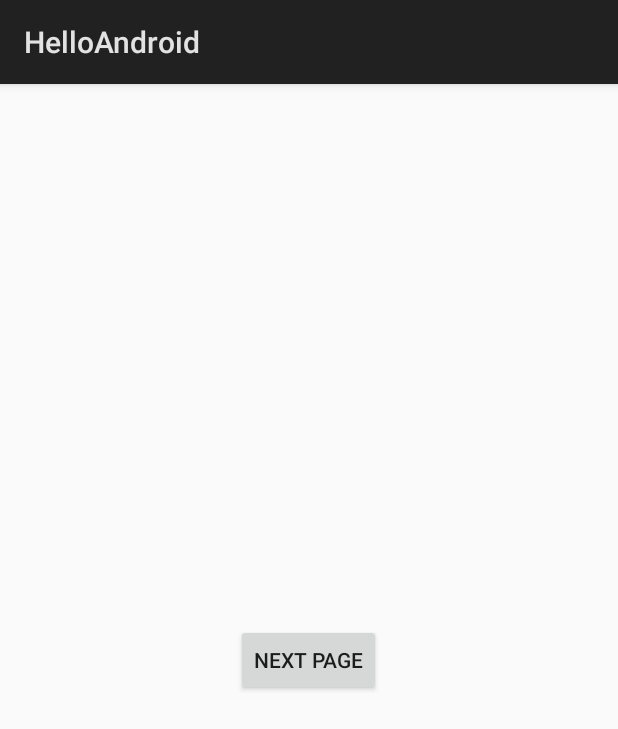
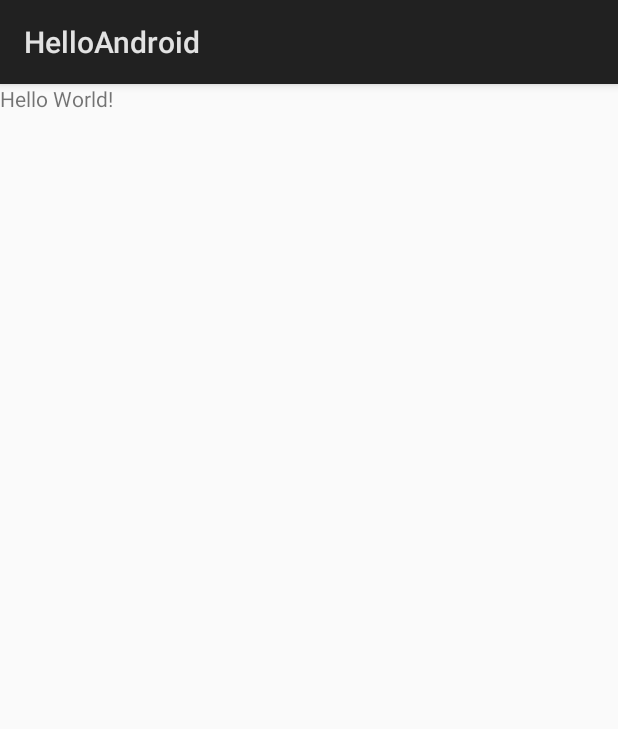
Before and after one commit to KalaiselvanSivakumar/Tutorial-Codes, an Android app: the screen it shows after launch (MainActivity before the commit, SecondActivity after it), after a tap on "NEXT PAGE", on a phone screen of 412 x 824 dp. Shown: the top 729 px of the screen. Run offline under Robolectric (Android 15) with nearby library versions, the phone set to English and light mode, and no system bars.

Commit message:
Transition from one Activity to another Activity

```diff
--- a/Applications/Android/HelloAndroid/app/src/main/java/com/blueflame/example/helloandroid/MainActivity.java
+++ b/Applications/Android/HelloAndroid/app/src/main/java/com/blueflame/example/helloandroid/MainActivity.java
@@ -1,6 +1,7 @@
 package com.blueflame.example.helloandroid;
 
 import android.app.Activity;
+import android.content.Intent;
 import android.os.Bundle;
 import android.util.Log;
 import android.view.View;
@@ -17,5 +18,7 @@ public class MainActivity extends Activity {
 
     public void nextPageButtonHandler(View view) {
         Log.d(TAG, "In next page button handler method");
+        Intent intent = new Intent(this, SecondActivity.class);
+        startActivity(intent);
     }
 }
--- a/Applications/Android/HelloAndroid/app/src/main/res/layout/activity_second.xml
+++ b/Applications/Android/HelloAndroid/app/src/main/res/layout/activity_second.xml
@@ -1,9 +1,13 @@
 <?xml version="1.0" encoding="utf-8"?>
 <android.support.constraint.ConstraintLayout xmlns:android="http://schemas.android.com/apk/res/android"
-    xmlns:app="http://schemas.android.com/apk/res-auto"
     xmlns:tools="http://schemas.android.com/tools"
     android:layout_width="match_parent"
     android:layout_height="match_parent"
     tools:context=".SecondActivity">
 
+    <TextView
+        android:layout_width="wrap_content"
+        android:layout_height="wrap_content"
+        android:text="Hello World!"/>
+
 </android.support.constraint.ConstraintLayout>
```
